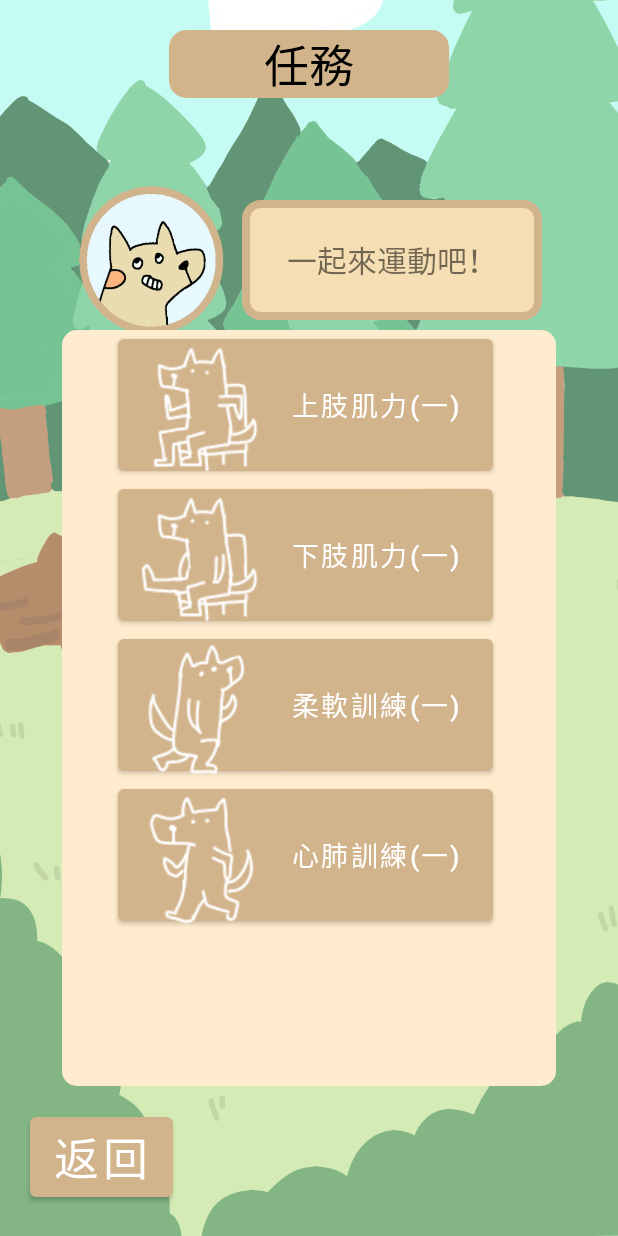
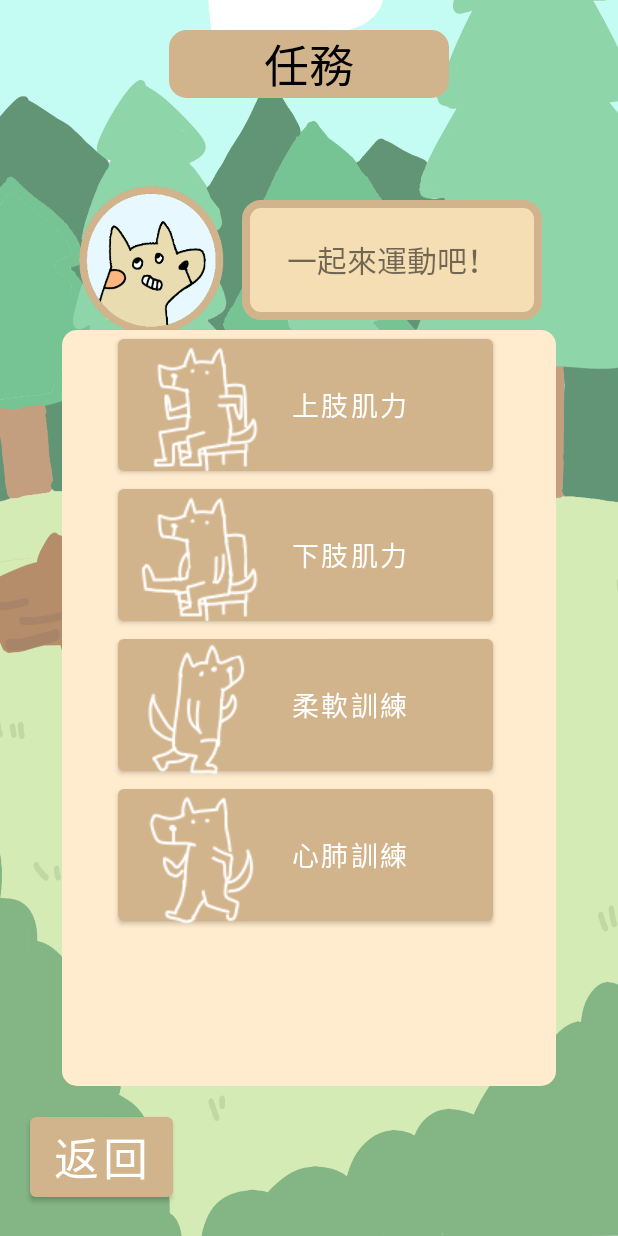
Before and after one commit to SuMingWei/Fit_it, an Android app: the Mission screen opened directly, with no data from a screen before it, on a phone screen of 412 x 824 dp. Run offline under Robolectric (Android 15) with nearby library versions, the phone set to English and light mode, and no system bars.

Commit message:
[modified] upperlimb_exercise

```diff
--- a/app/build.gradle
+++ b/app/build.gradle
@@ -29,7 +29,6 @@ android {
 }
 
 dependencies {
-
     implementation 'androidx.appcompat:appcompat:1.2.0'
     implementation 'com.google.android.material:material:1.2.1'
     implementation 'androidx.constraintlayout:constraintlayout:2.0.4'
--- a/app/src/main/java/com/example/fitit/Mission.java
+++ b/app/src/main/java/com/example/fitit/Mission.java
@@ -2,13 +2,41 @@ package com.example.fitit;
 
 import androidx.appcompat.app.AppCompatActivity;
 
+import android.content.Intent;
 import android.os.Bundle;
+import android.view.View;
+import android.widget.Button;
 
 public class Mission extends AppCompatActivity {
-
+    private Button upperlimb_btn1, lowerlimb_btn1, softness_btn1, endurance_btn1, back_btn;
     @Override
     protected void onCreate(Bundle savedInstanceState) {
         super.onCreate(savedInstanceState);
         setContentView(R.layout.activity_mission);
+        findObject();
+        clickBtnEvent();
+
+    }
+    public void clickBtnEvent(){
+        back_btn.setOnClickListener(new View.OnClickListener() {
+            @Override
+            public void onClick(View v) { finish(); }
+        });
+
+        upperlimb_btn1.setOnClickListener(new View.OnClickListener() {
+            @Override
+            public void onClick(View v) {
+                Intent intent = new Intent();
+                intent.setClass(Mission.this, Upper1_exercise.class);
+                startActivity(intent);
+            }
+        });
+    }
+    public void findObject(){
+        back_btn = findViewById(R.id.back_btn);
+        upperlimb_btn1 = findViewById(R.id.upperlimb_btn1);
+        lowerlimb_btn1 = findViewById(R.id.lowerlimb_btn1);
+        softness_btn1 = findViewById(R.id.softness_btn1);
+        endurance_btn1 = findViewById(R.id.endurance_btn1);
     }
 }
--- a/app/src/main/res/layout/activity_mission.xml
+++ b/app/src/main/res/layout/activity_mission.xml
@@ -105,24 +105,24 @@
             android:gravity="center"
             android:orientation="vertical">
             <Button
-                android:id="@+id/upperMuscle_btn1"
+                android:id="@+id/upperlimb_btn1"
                 android:layout_width="250dp"
                 android:layout_height="100dp"
                 android:drawablePadding="-50dp"
                 android:paddingLeft="8dp"
                 android:gravity="left|center_vertical"
                 android:drawableLeft="@drawable/upper1"
-                android:text="上肢肌力(一)"
+                android:text="上肢肌力"
                 android:textSize="18dp"/>
             <Button
-                android:id="@+id/lowerMuscle_btn1"
+                android:id="@+id/lowerlimb_btn1"
                 android:layout_width="250dp"
                 android:layout_height="100dp"
                 android:drawablePadding="-50dp"
                 android:paddingLeft="8dp"
                 android:gravity="left|center_vertical"
                 android:drawableLeft="@drawable/lower1"
-                android:text="下肢肌力(一)"
+                android:text="下肢肌力"
                 android:textSize="18dp" />
             <Button
                 android:id="@+id/softness_btn1"
@@ -133,16 +133,16 @@
                 android:gravity="left|center_vertical"
                 android:drawableLeft="@drawable/softness1"
                 android:textSize="18dp"
-                android:text="柔軟訓練(一)"/>
+                android:text="柔軟訓練"/>
             <Button
-                android:id="@+id/indurance_btn1"
+                android:id="@+id/endurance_btn1"
                 android:layout_width="250dp"
                 android:layout_height="100dp"
                 android:drawablePadding="-50dp"
                 android:paddingLeft="8dp"
                 android:gravity="left|center_vertical"
                 android:drawableLeft="@drawable/indurance1"
-                android:text="心肺訓練(一)"
+                android:text="心肺訓練"
                 android:textSize="18dp"/>
 
         </LinearLayout>
--- a/app/src/main/res/layout/activity_upper1_exercise.xml
+++ b/app/src/main/res/layout/activity_upper1_exercise.xml
@@ -44,7 +44,7 @@
         android:layout_height="wrap_content"
         android:textSize="30dp"
         android:textColor="@color/black"
-        android:text="上肢運動(一)"
+        android:text="上肢運動"
         android:background="@drawable/title_form"
         android:gravity="center"
         android:layout_marginLeft="15dp"
@@ -77,13 +77,12 @@
             android:id="@+id/clock_txt"
             android:layout_width="wrap_content"
             android:layout_height="wrap_content"
-            android:text="5:00"
+            android:text="3:00"
             android:textSize="40dp"/>
         <Button
             android:id="@+id/start_btn"
             android:layout_width="wrap_content"
             android:layout_height="wrap_content"
-            android:layout_marginTop="20dp"
             android:text="開始"
             android:textSize="30dp"/>
     </LinearLayout>
--- /dev/null
+++ b/app/src/main/res/values/ids.xml
@@ -0,0 +1,4 @@
+<?xml version="1.0" encoding="utf-8"?>
+<resources>
+    <item name="indurance_btn1" type="id" />
+</resources>
```
Also changed, not shown: app/src/main/java/com/example/fitit/Upper1_exercise.java (+79 -1 lines), app/src/main/res/drawable/exercise_upper3.png (added), app/src/main/res/drawable/exercise_upper4.png (added), app/src/main/res/drawable/exercise_upper5.png (added).
